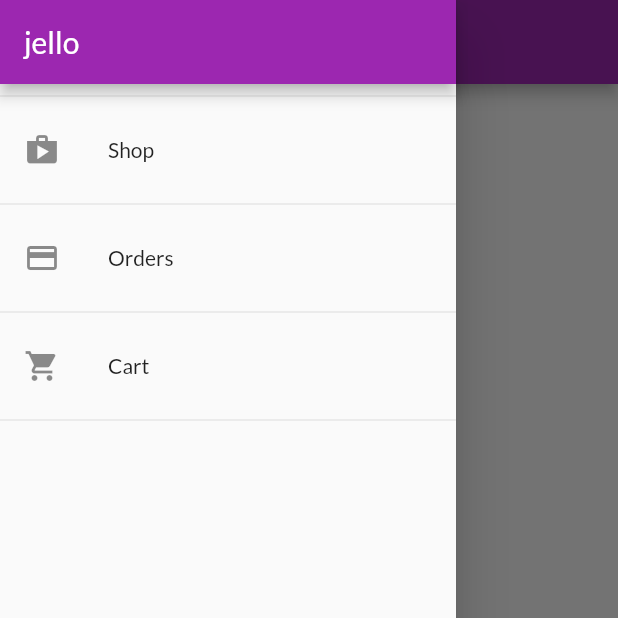
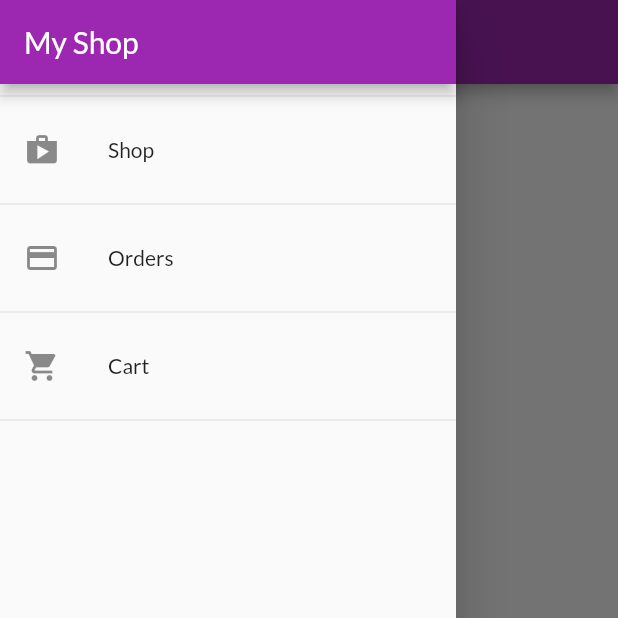
Before and after one commit to prakharmaurya/my_shop, a Flutter app: the OrdersScreen screen opened by its route, with the side drawer open, on a phone screen of 412 x 824 dp, the top half of it. Run offline on Flutter 3.47's test engine with Material 2 defaults, Android fonts, the phone set to English and light mode, and no system bars; network calls fail.

Commit message:
Fix: Name fixed on Drawer heading

```diff
--- a/lib/widgets/app_drawer.dart
+++ b/lib/widgets/app_drawer.dart
@@ -12,7 +12,7 @@ class AppDrawer extends StatelessWidget {
       child: Column(
         children: [
           AppBar(
-            title: Text('jello'),
+            title: Text('My Shop'),
             automaticallyImplyLeading: false,
           ),
           Divider(),
```
